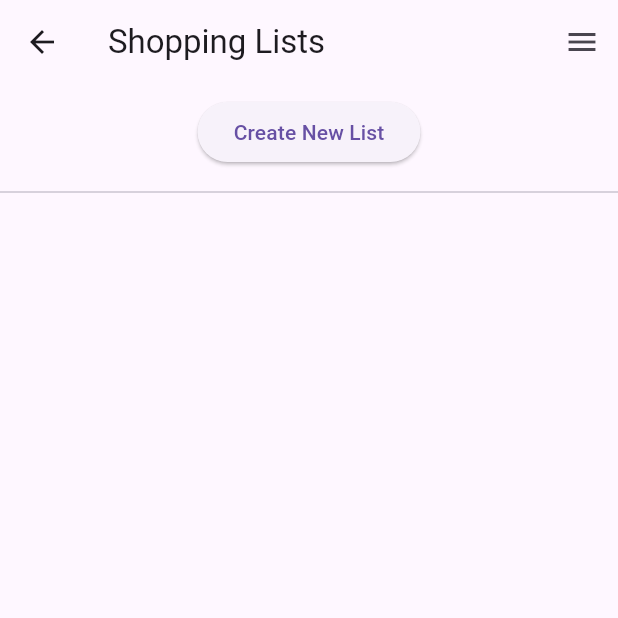
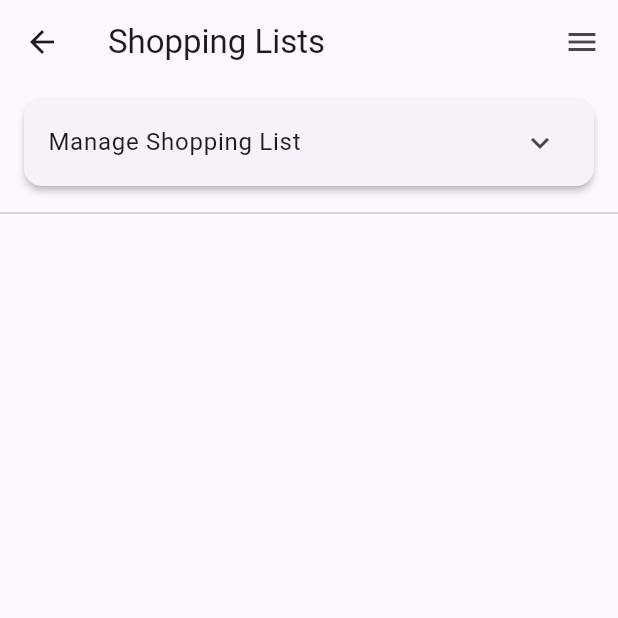
Before and after one commit to bustedchickn/mypantry, a Flutter app: the ShoppingListPage screen opened by its route, on a phone screen of 412 x 824 dp, the top half of it. Run offline on Flutter 3.47's test engine with Material 3 defaults, Android fonts, the phone set to English and light mode, and no system bars; our stand-ins replace cloud_firestore, firebase_auth, firebase_core, qr_flutter, shared_preferences; missing offline and left inert: mobile_scanner; accounts and stored records are empty; network calls fail.

```diff
--- a/my_pantry/lib/friend.dart
+++ b/my_pantry/lib/friend.dart
@@ -132,7 +132,7 @@ class _FriendsPageState extends State<FriendsPage> {
           children: [
             const DrawerHeader(
               decoration: BoxDecoration(color: Colors.yellow),
-              child: Text('Drawer Header'),
+              child: Text('Pages'),
             ),
 
             ListTile(
--- a/my_pantry/lib/settings.dart
+++ b/my_pantry/lib/settings.dart
@@ -21,7 +21,7 @@ class SettingsPage extends StatelessWidget {
           children: [
             const DrawerHeader(
               decoration: BoxDecoration(color: Colors.yellow),
-              child: Text('Drawer Header'),
+              child: Text('Pages'),
             ),
 
             ListTile(
--- a/my_pantry/lib/shopping.dart
+++ b/my_pantry/lib/shopping.dart
@@ -425,7 +425,7 @@ class _ShoppingListPageState extends State<ShoppingListPage> {
           children: [
             const DrawerHeader(
               decoration: BoxDecoration(color: Colors.yellow),
-              child: Text('Drawer Header'),
+              child: Text('Pages'),
             ),
 
             ListTile(
@@ -469,93 +469,96 @@ class _ShoppingListPageState extends State<ShoppingListPage> {
       // body
       body: Column(
   children: [
-          // List selector
+    // 🧰 Shopping list management section
+    Padding(
+      padding: const EdgeInsets.symmetric(horizontal: 12.0, vertical: 6.0),
+      child: Card(
+        elevation: 2,
+        shape: RoundedRectangleBorder(borderRadius: BorderRadius.circular(12)),
+        child: ExpansionTile(
+          title: const Text('Manage Shopping List'),
+          initiallyExpanded: false,
+          children: [
+            Padding(
+              padding: const EdgeInsets.symmetric(horizontal: 16.0),
+              child: Column(
+                crossAxisAlignment: CrossAxisAlignment.start,
+                children: [
+                  // Dropdown for list selection
                   if (shoppingLists.isNotEmpty)
-            Padding(
-              padding: const EdgeInsets.all(8.0),
-              child: DropdownButton<String>(
+                    DropdownButton<String>(
                       value: selectedListId,
-                hint: Text('Select a list'),
-                items:
-                    shoppingLists.map((list) {
+                      hint: const Text('Select a list'),
+                      isExpanded: true,
+                      items: shoppingLists.map((list) {
                         return DropdownMenuItem<String>(
                           value: list['id'],
                           child: Text(list['name'] ?? 'Unnamed List'),
                         );
                       }).toList(),
                       onChanged: (value) {
-                  setState(() {
-                    selectedListId = value;
-                  });
+                        setState(() => selectedListId = value);
                         if (value != null) listenToItems(value);
                       },
                     ),
-            ),
+                  const SizedBox(height: 8),
+
                   // Create new list
-          Padding(
-            padding: const EdgeInsets.all(8.0),
-            child: ElevatedButton(
+                  ElevatedButton(
                     onPressed: () async {
                       final controller = TextEditingController();
                       await showDialog(
                         context: context,
-                  builder:
-                      (context) => AlertDialog(
-                        title: Text('Create Shopping List'),
+                        builder: (context) => AlertDialog(
+                          title: const Text('Create Shopping List'),
                           content: TextField(
                             controller: controller,
-                          decoration: InputDecoration(hintText: 'List name'),
+                            decoration: const InputDecoration(hintText: 'List name'),
                           ),
                           actions: [
                             TextButton(
-                            onPressed: () {
-                              Navigator.pop(context);
-                            },
-                            child: Text('Cancel'),
+                              onPressed: () => Navigator.pop(context),
+                              child: const Text('Cancel'),
                             ),
                             TextButton(
                               onPressed: () {
                                 if (controller.text.trim().isNotEmpty) {
-                                createShoppingList(controller.text.trim(), [
-                                  userId,
-                                ]);
+                                  createShoppingList(controller.text.trim(), [userId]);
                                   Navigator.pop(context);
                                 }
                               },
-                            child: Text('Create'),
+                              child: const Text('Create'),
                             ),
                           ],
                         ),
                       );
                     },
-              child: Text('Create New List'),
+                    child: const Text('Create New List'),
+                  ),
+                  const SizedBox(height: 8),
+
+                  // Share + shared users
+                  if (selectedListId != null) ...[
+                    ElevatedButton(
+                      onPressed: () => showFriendShareDialog(context, selectedListId!),
+                      child: const Text('Share This List'),
+                    ),
+                    const SizedBox(height: 8),
+                    SharedUsersList(listId: selectedListId!),
+                  ],
+                  const SizedBox(height: 12),
+                ],
               ),
             ),
-          // Add user to list
+          ],
+        ),
+      ),
+    ),
+
+    // 📦 Move checked to pantry
     if (selectedListId != null)
       Padding(
-              padding: const EdgeInsets.all(8.0),
-              child: Column(
-                crossAxisAlignment: CrossAxisAlignment.start,
-                children: [
-                  ElevatedButton(
-                onPressed: () async {
-                  if (selectedListId != null) {
-                    await showFriendShareDialog(context, selectedListId!);
-                  }
-                },
-                child: const Text('Share This List'),
-
-              ),
-              SharedUsersList(listId: selectedListId!),
-                ],
-              )
-
-
-            ),
-            if (selectedListId != null)
-              Padding(
-                padding: const EdgeInsets.all(8.0),
+        padding: const EdgeInsets.symmetric(horizontal: 12.0),
         child: ElevatedButton.icon(
           onPressed: moveCheckedItemsToPantry,
           icon: const Icon(Icons.move_to_inbox),
@@ -563,32 +566,33 @@ class _ShoppingListPageState extends State<ShoppingListPage> {
         ),
       ),
 
+    const Divider(),
 
-          Divider(),
-          // Items
+    // 📝 Shopping list items
     if (selectedListId != null)
       Expanded(
         child: ReorderableListView(
-                onReorder:
-                    (oldIndex, newIndex) => reorderItems(oldIndex, newIndex),
+          onReorder: (oldIndex, newIndex) => reorderItems(oldIndex, newIndex),
           children: [
             for (int index = 0; index < items.length; index++)
               buildItem(index, key: ValueKey(items[index]['id'])),
           ],
         ),
       ),
+
+    // ➕ Add item field
     if (selectedListId != null)
       Padding(
         padding: const EdgeInsets.all(8.0),
         child: TextField(
           controller: _ghostController,
           focusNode: _ghostFocusNode,
-                decoration: InputDecoration(
+          decoration: const InputDecoration(
             hintText: 'Add item...',
             border: OutlineInputBorder(),
           ),
           onSubmitted: (value) {
-                  if (selectedListId != null && value.trim().isNotEmpty) {
+            if (value.trim().isNotEmpty) {
               addItemToList(selectedListId!, value.trim());
               _ghostController.clear();
             }
@@ -598,6 +602,7 @@ class _ShoppingListPageState extends State<ShoppingListPage> {
       ),
   ],
 ),
+
     );
   }
 }
```
Also changed, not shown: my_pantry/lib/pantry.dart (+91 -118 lines). Lines whose indentation alone changed are shown as unchanged.
